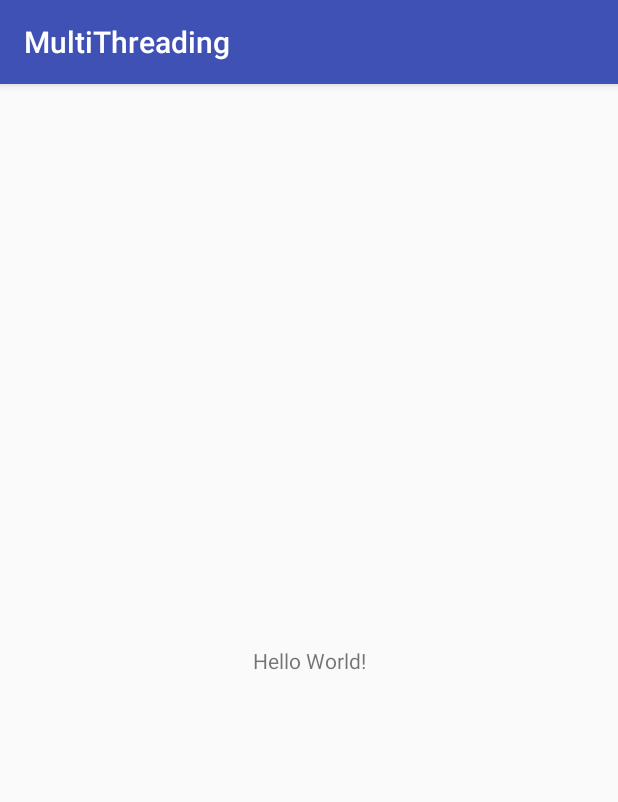
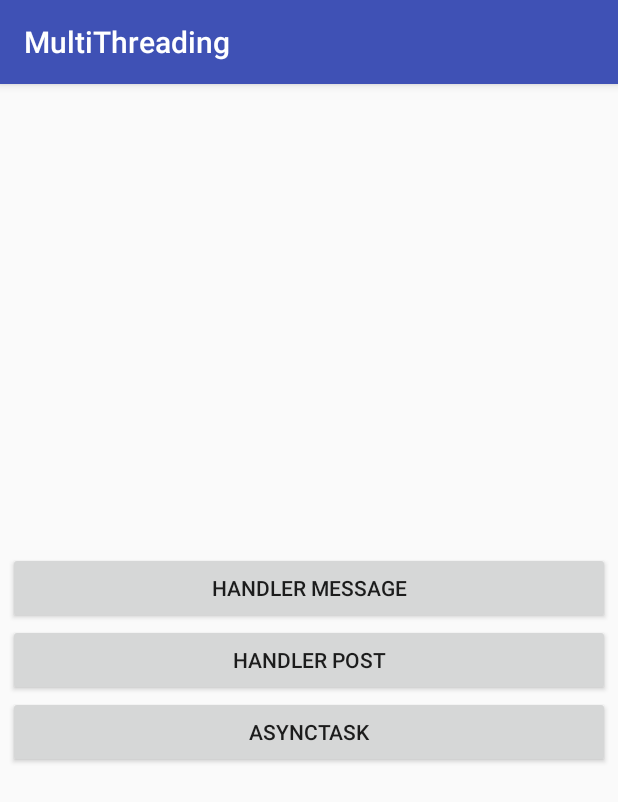
Before and after one commit to thongleeuitce/MultiThreading_demo, an Android app: the screen it shows after launch (MainActivity), on a phone screen of 412 x 824 dp. Shown: the top 802 px of the screen. Run offline under Robolectric (Android 15) with nearby library versions, the phone set to English and light mode, and no system bars.

Commit message:
Completed: demo handler with message

```diff
--- a/app/src/main/java/com/example/thongle/multithreading/MainActivity.java
+++ b/app/src/main/java/com/example/thongle/multithreading/MainActivity.java
@@ -1,13 +1,40 @@
 package com.example.thongle.multithreading;
 
+import android.content.Intent;
 import android.support.v7.app.AppCompatActivity;
 import android.os.Bundle;
+import android.view.View;
+import android.widget.Button;
 
-public class MainActivity extends AppCompatActivity {
-
+public class MainActivity extends AppCompatActivity implements View.OnClickListener {
+    private Button button_message;
+    private Button button_post;
+    private Button button_asynctask;
     @Override
     protected void onCreate(Bundle savedInstanceState) {
         super.onCreate(savedInstanceState);
         setContentView(R.layout.activity_main);
+
+        button_asynctask = (Button) findViewById(R.id.btn_asynctask);
+        button_post = (Button) findViewById(R.id.btn_post);
+        button_message = (Button) findViewById(R.id.btn_message);
+
+        button_asynctask.setOnClickListener(this);
+        button_message.setOnClickListener(this);
+        button_post.setOnClickListener(this);
+    }
+
+    @Override
+    public void onClick(View v) {
+        switch (v.getId()){
+            case R.id.btn_message:
+                Intent intent1 = new Intent(MainActivity.this, HandlerMessageAcitivity.class);
+                startActivity(intent1);
+                break;
+            case R.id.btn_asynctask:
+                break;
+            case R.id.btn_post:
+                break;
+        }
     }
 }
--- a/app/src/main/res/layout/activity_main.xml
+++ b/app/src/main/res/layout/activity_main.xml
@@ -1,18 +1,27 @@
 <?xml version="1.0" encoding="utf-8"?>
-<android.support.constraint.ConstraintLayout xmlns:android="http://schemas.android.com/apk/res/android"
+<LinearLayout xmlns:android="http://schemas.android.com/apk/res/android"
     xmlns:app="http://schemas.android.com/apk/res-auto"
     xmlns:tools="http://schemas.android.com/tools"
     android:layout_width="match_parent"
     android:layout_height="match_parent"
+    android:orientation="vertical"
+    android:layout_marginLeft="@dimen/margin_base"
+    android:layout_marginRight="@dimen/margin_base"
+    android:gravity="center"
     tools:context="com.example.thongle.multithreading.MainActivity">
-
-    <TextView
-        android:layout_width="wrap_content"
+    <Button
+        android:id="@+id/btn_message"
+        android:layout_width="match_parent"
         android:layout_height="wrap_content"
-        android:text="Hello World!"
-        app:layout_constraintBottom_toBottomOf="parent"
-        app:layout_constraintLeft_toLeftOf="parent"
-        app:layout_constraintRight_toRightOf="parent"
-        app:layout_constraintTop_toTopOf="parent" />
-
-</android.support.constraint.ConstraintLayout>
+        android:text="@string/label_handler_message"/>
+    <Button
+        android:id="@+id/btn_post"
+        android:layout_width="match_parent"
+        android:layout_height="wrap_content"
+        android:text="@string/label_handler_post"/>
+    <Button
+        android:id="@+id/btn_asynctask"
+        android:layout_width="match_parent"
+        android:layout_height="wrap_content"
+        android:text="@string/label_asynctask"/>
+</LinearLayout>
--- a/app/src/main/res/values/strings.xml
+++ b/app/src/main/res/values/strings.xml
@@ -1,3 +1,14 @@
 <resources>
     <string name="app_name">MultiThreading</string>
+    <string name="label_handler_message">Handler Message</string>
+    <string name="label_handler_post">Handler Post</string>
+    <string name="label_asynctask">AsyncTask</string>
+    <string name="btn_start">Start</string>
+    <string name="returned_by_bg_thread">Returned by background thread: \n</string>
+    <string name="done_background_thread_has_been_stopped">Done \nBackground thread has been stopped</string>
+    <string name="done">Done</string>
+    <string name="working">Working...</string>
+    <string name="global_value_seen">\n global value seen by all thread </string>
+    <string name="btn_test">Test</string>
+    <string name="click_test">you clicked Test</string>
 </resources>
```
Also changed, not shown: app/src/main/AndroidManifest.xml (+9 -0 lines), app/src/main/java/com/example/thongle/multithreading/AsyncTaskAcitivity.java (added, +10 -0 lines), app/src/main/java/com/example/thongle/multithreading/HandlerMessageAcitivity.java (added, +112 -0 lines), app/src/main/java/com/example/thongle/multithreading/HandlerPostAcitivity.java (added, +10 -0 lines), app/src/main/res/layout/activity_message.xml (added, +47 -0 lines), app/src/main/res/values/dimens.xml (added, +8 -0 lines).
